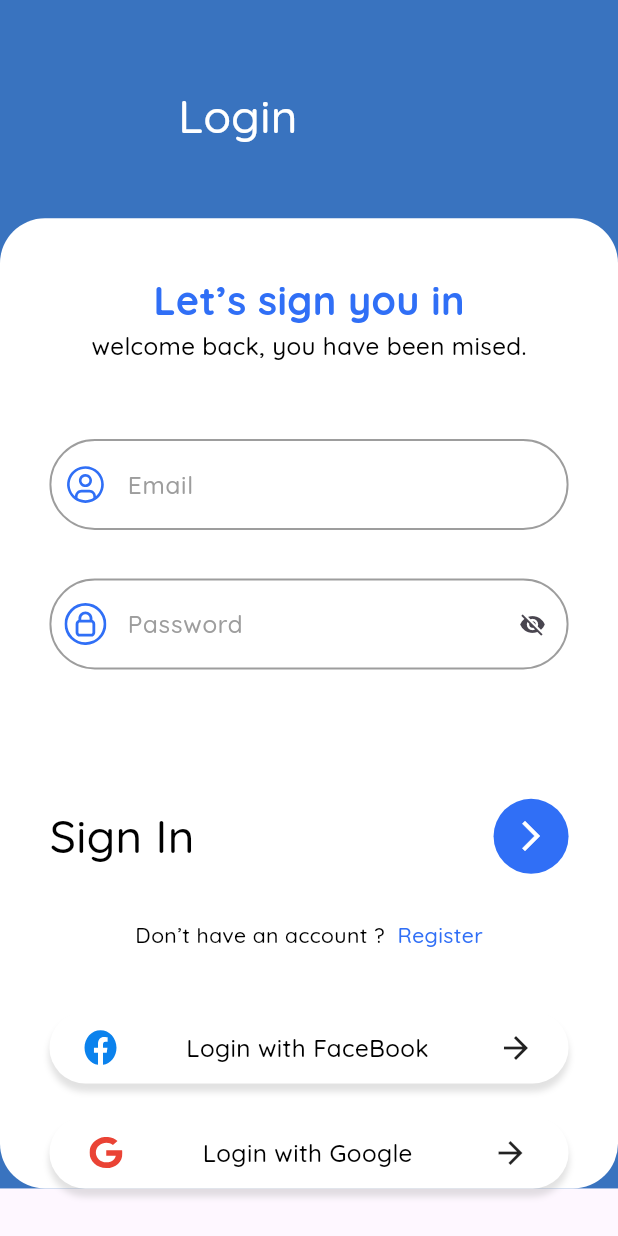
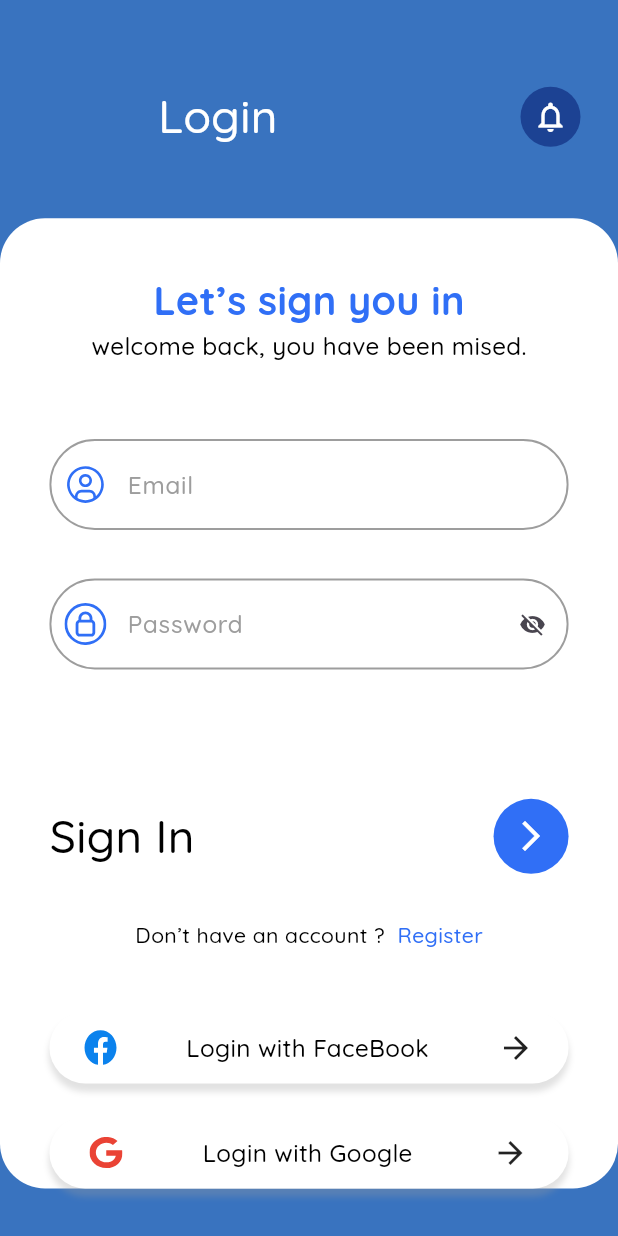
Before and after one commit to M7mdAbolila/shuwaikh, a Flutter app: the screen it shows after launch, on a phone screen of 412 x 824 dp. Run offline on Flutter 3.47's test engine with Material 3 defaults, Android fonts, the phone set to English and light mode, and no system bars; our stand-ins replace flutter_screenutil, flutter_svg, pin_code_fields.

Commit message:
app scroll scaffold

```diff
--- a/lib/core/widgets/app_background.dart
+++ /dev/null
@@ -1,110 +0,0 @@
-import 'package:flutter/material.dart';
-import '../helpers/spacing.dart';
-import '../theming/colors.dart';
-import '../theming/styles.dart';
-
-class AppScaffold extends StatelessWidget {
-  const AppScaffold({
-    super.key,
-    required this.body,
-    this.appBarTitle,
-    this.appBarIcon,
-    this.appBarOnPressed,
-    this.isHome = false,
-    this.isSubWidget = false,
-  });
-  final Widget body;
-  final String? appBarTitle;
-  final Widget? appBarIcon;
-  final bool isHome;
-  final bool isSubWidget;
-  final VoidCallback? appBarOnPressed;
-  @override
-  Widget build(BuildContext context) {
-    return Container(
-        width: double.infinity,
-        color: ColorsManager.mainBlue,
-        child: SingleChildScrollView(
-          physics: const BouncingScrollPhysics(),
-          child: Column(
-            children: [
-              verticalSpace(55),
-              Padding(
-                padding: const EdgeInsets.symmetric(horizontal: 25),
-                child: Column(
-                  crossAxisAlignment: CrossAxisAlignment.start,
-                  children: [
-                    Row(
-                      mainAxisAlignment: MainAxisAlignment.spaceBetween,
-                      children: [
-                        InkWell(
-                          onTap: appBarOnPressed,
-                          child: appBarIcon ?? const SizedBox(),
-                        ),
-                        Text(
-                          appBarTitle ?? '',
-                          style: TextStyles.font30White400Weight,
-                        ),
-                        horizontalSpace(1),
-                        isHome
-                            ? InkWell(
-                                onTap: () {},
-                                child: const CircleAvatar(
-                                  backgroundColor: ColorsManager.darkBlue,
-                                  child: Icon(
-                                    Icons.notifications_none,
-                                    color: Colors.white,
-                                  ),
-                                ),
-                              )
-                            : const SizedBox(),
-                      ],
-                    ),
-                    isSubWidget
-                        ? Column(
-                            mainAxisSize: MainAxisSize.min,
-                            children: [
-                              verticalSpace(20),
-                              Text.rich(
-                                TextSpan(
-                                  children: [
-                                    TextSpan(
-                                      text: 'Welcome to \n',
-                                      style: TextStyles.font26White500Weight,
-                                    ),
-                                    TextSpan(
-                                      text: 'KOFEHOLIC',
-                                      style: TextStyles.font36White700Weight,
-                                    ),
-                                  ],
-                                ),
-                              ),
-                              verticalSpace(20),
-                            ],
-                          )
-                        : Column(
-                            children: [
-                              const SizedBox.shrink(),
-                              verticalSpace(45),
-                            ],
-                          ),
-                  ],
-                ),
-              ),
-              Column(
-                children: [
-                  Container(
-                    width: double.infinity,
-                    decoration: BoxDecoration(
-                      color: Colors.white,
-                      borderRadius: BorderRadius.circular(30),
-                    ),
-                    child: body,
-                  ),
-                ],
-              ),
-            ],
-          ),
-        ));
-  }
-}
--- /dev/null
+++ b/lib/core/widgets/app_scroll_scaffold.dart
@@ -0,0 +1,96 @@
+import 'package:flutter/material.dart';
+import 'package:shuwaikh/features/home/ui/widgets/main_text_home.dart';
+import '../helpers/spacing.dart';
+import '../theming/colors.dart';
+import '../theming/styles.dart';
+
+class AppScrollScaffold extends StatelessWidget {
+  const AppScrollScaffold({
+    super.key,
+    required this.body,
+    this.appBarTitle,
+    this.appBarIcon,
+    this.appBarOnPressed,
+    this.isSubWidget = false,
+    this.mainText1,
+    this.mainText2,
+  });
+  final Widget body;
+  final String? appBarTitle;
+  final Widget? appBarIcon;
+  final String? mainText1;
+  final String? mainText2;
+  final bool isSubWidget;
+  final VoidCallback? appBarOnPressed;
+  @override
+  Widget build(BuildContext context) {
+    return Container(
+      width: double.infinity,
+      height: double.infinity,
+      color: ColorsManager.mainBlue,
+      child: SingleChildScrollView(
+        physics: const BouncingScrollPhysics(),
+        child: Column(
+          children: [
+            verticalSpace(55),
+            Padding(
+              padding: const EdgeInsets.symmetric(horizontal: 25),
+              child: Column(
+                crossAxisAlignment: CrossAxisAlignment.start,
+                children: [
+                  /// ===== App Bar =======
+                  Row(
+                    mainAxisAlignment: MainAxisAlignment.spaceBetween,
+                    children: [
+                      InkWell(
+                        onTap: appBarOnPressed,
+                        child: appBarIcon ?? const SizedBox.shrink(),
+                      ),
+                      Text(
+                        appBarTitle ?? '',
+                        style: TextStyles.font30White400Weight,
+                      ),
+                      horizontalSpace(1),
+                      InkWell(
+                        onTap: () {},
+                        child: const CircleAvatar(
+                          backgroundColor: ColorsManager.darkBlue,
+                          child: Icon(
+                            Icons.notifications_none,
+                            color: Colors.white,
+                          ),
+                        ),
+                      )
+                    ],
+                  ),
+
+                  /// ====== main text in home ======
+                  isSubWidget
+                      ? MainTextHome(
+                          mainText1: mainText1 ?? '',
+                          mainText2: mainText2 ?? '')
+                      : Column(
+                          children: [
+                            const SizedBox.shrink(),
+                            verticalSpace(45),
+                          ],
+                        ),
+                ],
+              ),
+            ),
+
+            /// ======= body =========
+            Container(
+              width: double.infinity,
+              decoration: BoxDecoration(
+                color: Colors.white,
+                borderRadius: BorderRadius.circular(30),
+              ),
+              child: body,
+            ),
+          ],
+        ),
+      ),
+    );
+  }
+}
--- a/lib/features/login/ui/widgets/login_screen_body.dart
+++ b/lib/features/login/ui/widgets/login_screen_body.dart
@@ -6,7 +6,7 @@ import 'package:shuwaikh/features/login/ui/widgets/social_login_button.dart';
 import '../../../../core/helpers/spacing.dart';
 import 'dont_have_account.dart';
 import 'email_and_password.dart';
-import '../../../../core/widgets/app_background.dart';
+import '../../../../core/widgets/app_scroll_scaffold.dart';
 
 class LoginScreenBody extends StatefulWidget {
   const LoginScreenBody({super.key});
@@ -18,7 +18,7 @@ class LoginScreenBody extends StatefulWidget {
 class _LoginScreenBodyState extends State<LoginScreenBody> {
   @override
   Widget build(BuildContext context) {
-    return AppScaffold(
+    return AppScrollScaffold(
       appBarTitle: 'Login',
       body: Padding(
         padding: EdgeInsets.symmetric(horizontal: 30.w),
--- a/lib/features/otp/ui/widgets/otp_body.dart
+++ b/lib/features/otp/ui/widgets/otp_body.dart
@@ -5,7 +5,7 @@ import 'package:shuwaikh/core/helpers/spacing.dart';
 import 'package:shuwaikh/core/routing/routes.dart';
 import 'package:shuwaikh/core/theming/colors.dart';
 import 'package:shuwaikh/core/theming/styles.dart';
-import 'package:shuwaikh/core/widgets/app_background.dart';
+import 'package:shuwaikh/core/widgets/app_scroll_scaffold.dart';
 import 'package:pin_code_fields/pin_code_fields.dart';
 
 import 'dont_recive_code.dart';
@@ -16,7 +16,7 @@ class OtpScreenBody extends StatelessWidget {
   late String otpCode;
   @override
   Widget build(BuildContext context) {
-    return AppScaffold(
+    return AppScrollScaffold(
       appBarTitle: 'OTP Confirm',
       appBarIcon: const Icon(
         Icons.arrow_back,
--- a/lib/features/sign_up/ui/widgets/sign_up_body.dart
+++ b/lib/features/sign_up/ui/widgets/sign_up_body.dart
@@ -4,7 +4,7 @@ import 'package:shuwaikh/core/helpers/extensions.dart';
 import 'package:shuwaikh/features/sign_up/ui/widgets/have_account_text.dart';
 import '../../../../core/helpers/spacing.dart';
 import '../../../../core/theming/styles.dart';
-import '../../../../core/widgets/app_background.dart';
+import '../../../../core/widgets/app_scroll_scaffold.dart';
 import 'sign_up_form.dart';
 
 class SignupScreenBody extends StatelessWidget {
@@ -12,7 +12,7 @@ class SignupScreenBody extends StatelessWidget {
 
   @override
   Widget build(BuildContext context) {
-    return AppScaffold(
+    return AppScrollScaffold(
       appBarTitle: 'Register',
       appBarIcon: const Icon(
         Icons.arrow_back,
```
Also changed, not shown: lib/core/widgets/custom_app_bar.dart (added, +33 -0 lines), lib/features/home/ui/widgets/home_body.dart (+4 -4 lines), lib/features/home/ui/widgets/main_text_home.dart (added, +40 -0 lines).
